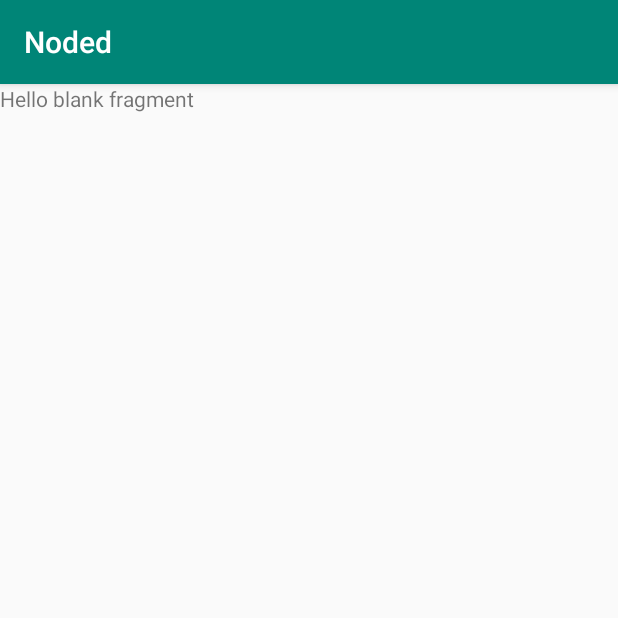
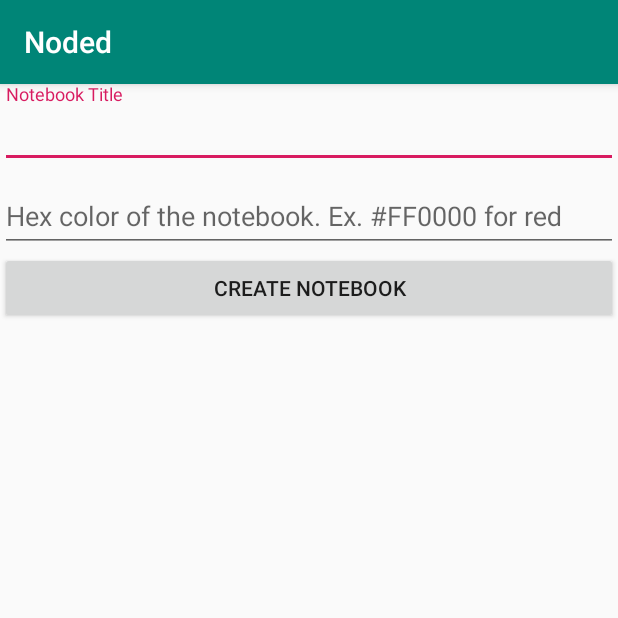
Before and after one commit to leinad99/noded, an Android app: the screen it shows after launch (MainActivity), on a phone screen of 412 x 824 dp, the top half of it. Run offline under Robolectric (Android 15) with nearby library versions, the phone set to English and light mode, and no system bars; our stand-ins replace data binding.

Commit message:
add create notebook fragment

```diff
--- /dev/null
+++ b/app/src/main/java/me/spryn/noded/screens/createNotebook/CreateNotebookFragment.kt
@@ -0,0 +1,26 @@
+package me.spryn.noded.screens.createNotebook
+
+
+import android.os.Bundle
+import androidx.fragment.app.Fragment
+import android.view.LayoutInflater
+import android.view.View
+import android.view.ViewGroup
+
+import me.spryn.noded.R
+
+/**
+ * A simple [Fragment] subclass.
+ */
+class CreateNotebookFragment : Fragment() {
+
+    override fun onCreateView(
+        inflater: LayoutInflater, container: ViewGroup?,
+        savedInstanceState: Bundle?
+    ): View? {
+        // Inflate the layout for this fragment
+        return inflater.inflate(R.layout.fragment_create_notebook, container, false)
+    }
+
+
+}
--- /dev/null
+++ b/app/src/main/java/me/spryn/noded/screens/createNotebook/CreateNotebookViewModel.kt
@@ -0,0 +1,7 @@
+package me.spryn.noded.screens.createNotebook
+
+import androidx.lifecycle.ViewModel
+
+class CreateNotebookViewModel: ViewModel() {
+
+}
--- /dev/null
+++ b/app/src/main/res/layout/fragment_create_notebook.xml
@@ -0,0 +1,37 @@
+<?xml version="1.0" encoding="utf-8"?>
+<layout
+xmlns:android="http://schemas.android.com/apk/res/android"
+xmlns:tools="http://schemas.android.com/tools">
+    <LinearLayout
+        android:layout_width="match_parent"
+        android:layout_height="match_parent"
+        android:orientation="vertical">
+
+        <com.google.android.material.textfield.TextInputLayout
+            android:layout_width="match_parent"
+            android:layout_height="wrap_content">
+
+            <com.google.android.material.textfield.TextInputEditText
+                android:layout_width="match_parent"
+                android:layout_height="wrap_content"
+                android:hint="@string/notebook_title_hint" />
+        </com.google.android.material.textfield.TextInputLayout>
+
+        <com.google.android.material.textfield.TextInputLayout
+            android:layout_width="match_parent"
+            android:layout_height="wrap_content">
+
+            <com.google.android.material.textfield.TextInputEditText
+                android:layout_width="match_parent"
+                android:layout_height="wrap_content"
+                android:hint="@string/notebook_color_hint" />
+        </com.google.android.material.textfield.TextInputLayout>
+
+        <Button
+            android:id="@+id/create_notebook_button"
+            android:layout_width="match_parent"
+            android:layout_height="wrap_content"
+            android:text="@string/create_notebook_button" />
+    </LinearLayout>
+
+</layout>
--- a/app/src/main/res/navigation/navigation.xml
+++ b/app/src/main/res/navigation/navigation.xml
@@ -3,11 +3,15 @@
     xmlns:app="http://schemas.android.com/apk/res-auto"
     xmlns:tools="http://schemas.android.com/tools"
     android:id="@+id/navigation"
-    app:startDestination="@id/notebookFragment">
+    app:startDestination="@id/createNotebookFragment">
 
     <fragment
         android:id="@+id/notebookFragment"
         android:name="me.spryn.noded.screens.home.NotebookFragment"
         android:label="fragment_notebook"
         tools:layout="@layout/fragment_notebook" />
+    <fragment
+        android:id="@+id/createNotebookFragment"
+        android:name="me.spryn.noded.screens.createNotebook.CreateNotebookFragment"
+        android:label="CreateNotebookFragment" />
 </navigation>
--- a/app/src/main/res/values/strings.xml
+++ b/app/src/main/res/values/strings.xml
@@ -3,4 +3,7 @@
 
     <!-- TODO: Remove or change this placeholder text -->
     <string name="hello_blank_fragment">Hello blank fragment</string>
+    <string name="create_notebook_button">Create Notebook</string>
+    <string name="notebook_title_hint">Notebook Title</string>
+    <string name="notebook_color_hint">Hex color of the notebook. Ex. #FF0000 for red</string>
 </resources>
```
